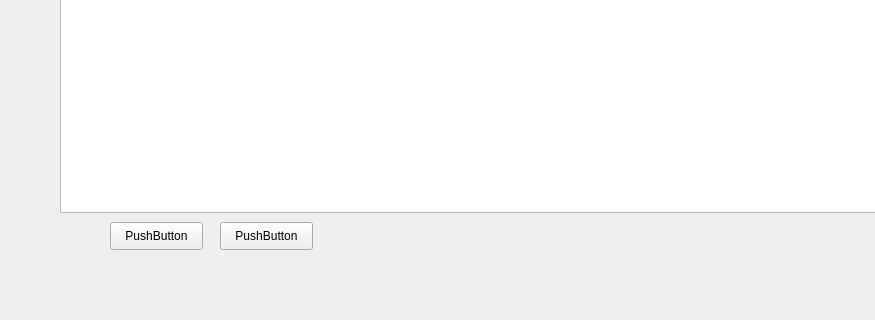
Above: Qt(2)/5/mainwindow.ui from tara-sova/HOMEWORK before the change; both pictures show x 0 to 875 and y 265 to 585 of the 976 by 585 pixel window. Below: the same form after it.
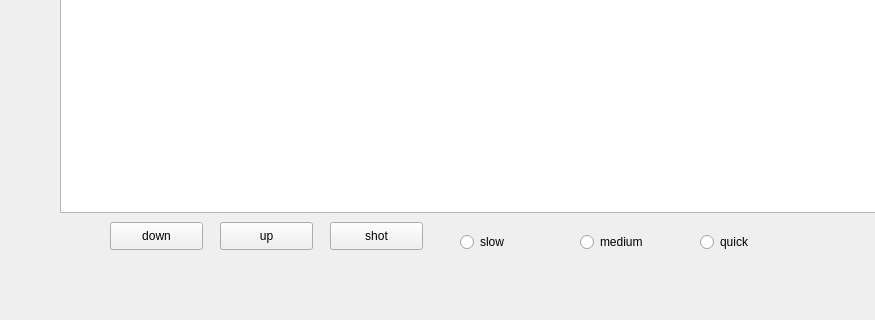
That is the form after the change.

The edit to the form file:
```diff
--- a/Qt(2)/5/mainwindow.ui
+++ b/Qt(2)/5/mainwindow.ui
@@ -34,12 +34,25 @@
      </rect>
     </property>
     <property name="text">
-     <string>PushButton</string>
+     <string>down</string>
     </property>
    </widget>
    <widget class="QPushButton" name="pushButton_2">
     <property name="geometry">
      <rect>
+      <x>330</x>
+      <y>470</y>
+      <width>93</width>
+      <height>28</height>
+     </rect>
+    </property>
+    <property name="text">
+     <string>shot</string>
+    </property>
+   </widget>
+   <widget class="QPushButton" name="pushButton_3">
+    <property name="geometry">
+     <rect>
       <x>220</x>
       <y>470</y>
       <width>93</width>
@@ -47,7 +60,46 @@
      </rect>
     </property>
     <property name="text">
-     <string>PushButton</string>
+     <string>up</string>
+    </property>
+   </widget>
+   <widget class="QRadioButton" name="radioButton">
+    <property name="geometry">
+     <rect>
+      <x>460</x>
+      <y>480</y>
+      <width>95</width>
+      <height>20</height>
+     </rect>
+    </property>
+    <property name="text">
+     <string>slow</string>
+    </property>
+   </widget>
+   <widget class="QRadioButton" name="radioButton_2">
+    <property name="geometry">
+     <rect>
+      <x>580</x>
+      <y>480</y>
+      <width>95</width>
+      <height>20</height>
+     </rect>
+    </property>
+    <property name="text">
+     <string>medium</string>
+    </property>
+   </widget>
+   <widget class="QRadioButton" name="radioButton_3">
+    <property name="geometry">
+     <rect>
+      <x>700</x>
+      <y>480</y>
+      <width>95</width>
+      <height>20</height>
+     </rect>
+    </property>
+    <property name="text">
+     <string>quick</string>
     </property>
    </widget>
   </widget>
```
